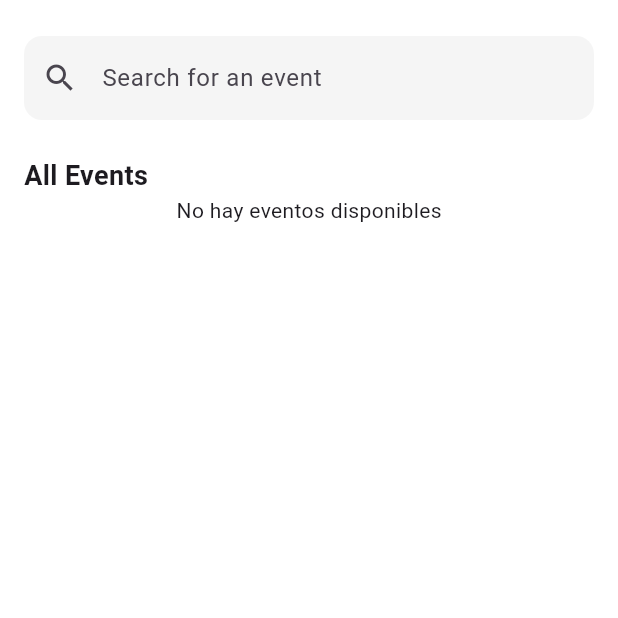
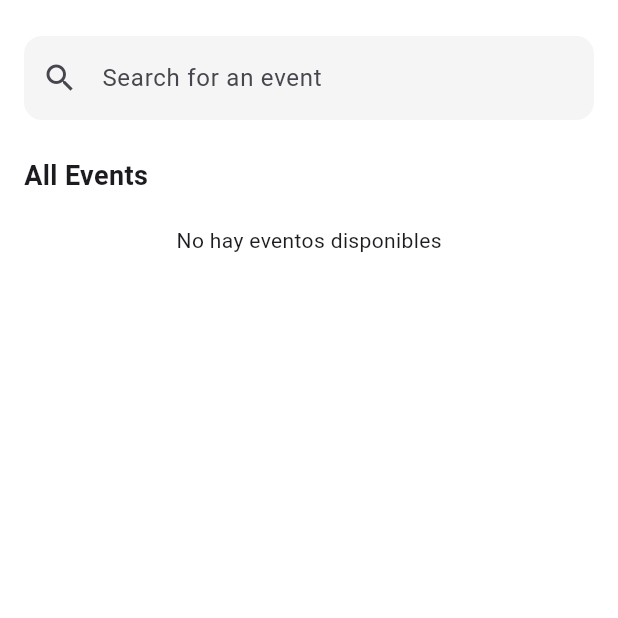
Before and after one commit to vomisa29/Moviles_T45, a Flutter app: the _EventSearchState screen opened directly, on a phone screen of 412 x 824 dp, the top half of it. Run offline on Flutter 3.47's test engine with Material 3 defaults, Android fonts, the phone set to English and light mode, and no system bars; our stand-ins replace cached_network_image, cloud_firestore, firebase_analytics, firebase_auth, firebase_core, flutter_cache_manager and 5 more; missing offline and left inert: is_valid, show_hide_password; accounts and stored records are empty; generated files the repository leaves out were written again.

Commit message:
lista cool

```diff
--- a/flutterapp/lib/presentation/event_search.dart
+++ b/flutterapp/lib/presentation/event_search.dart
@@ -67,11 +67,10 @@ class _EventSearchState extends StatelessWidget{
                 ),
               ),
 
-              const SizedBox(),
+              const SizedBox(height:20),
 
               Consumer<EventSearchVm>(
                 builder: (context, eventSearchVm, _) {
-                  log('Loaded: ${eventSearchVm.loaded}');
                   if (!eventSearchVm.loaded) {
                     return Center(child: CircularProgressIndicator());
                   } else {
@@ -79,13 +78,15 @@ class _EventSearchState extends StatelessWidget{
                       return Center(child: Text('No hay eventos disponibles'));
                     }
 
-                    return ListView.builder(
-                      itemCount: eventSearchVm.event.length,
-                      itemBuilder: (BuildContext context, int index) {
-                        log(eventSearchVm.event.toString());
-                        //Event event = eventSearchVm.event[index];
-                        return EventTile(title: eventSearchVm.event[index].name, event: eventSearchVm.event[index]);
-                      },
+                    return SizedBox(
+                        height: 500,
+                        child:ListView.builder(
+                          itemCount: eventSearchVm.event.length,
+                          itemBuilder: (BuildContext context, int index) {
+                            //Event event = eventSearchVm.event[index];
+                            return EventTile(title: eventSearchVm.event[index].name, event: eventSearchVm.event[index]);
+                          },
+                        )
                     );
                   }
                 }
--- a/flutterapp/lib/presentation/viewModels/event_search_vm.dart
+++ b/flutterapp/lib/presentation/viewModels/event_search_vm.dart
@@ -45,7 +45,6 @@ class EventSearchVm with ChangeNotifier {
         notifyListeners();
         _event = await eventRepository.getAll();
         _loaded = true;
-        log(_event.toString());
         notifyListeners();
       }else{
         _event = <Event>[];
```
